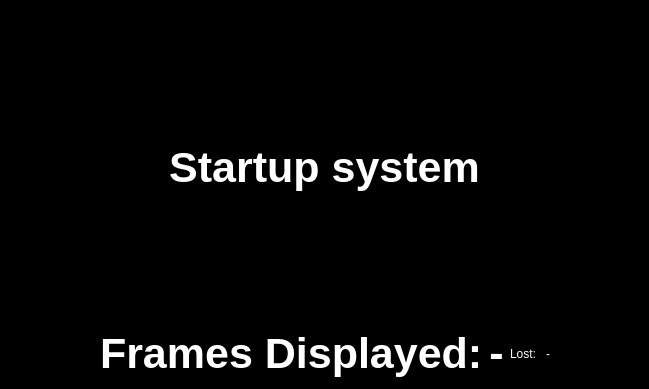
Old version of the form raspi_video_hub/qt-vlc/mainwindow.ui in the repository dostapazov/video_hub.
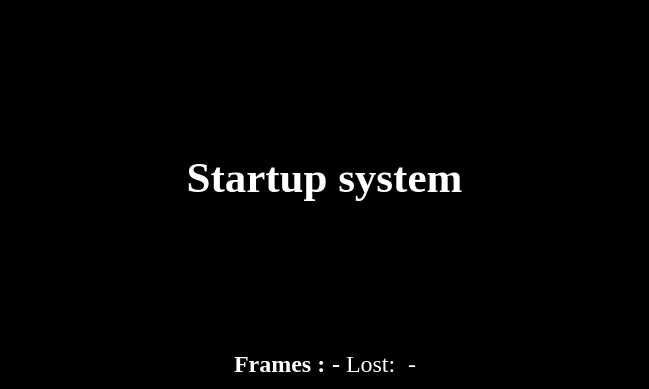
New version of the form.

```diff
--- a/raspi_video_hub/qt-vlc/mainwindow.ui
+++ b/raspi_video_hub/qt-vlc/mainwindow.ui
@@ -40,6 +40,7 @@
       </property>
       <property name="font">
        <font>
+        <family>Liberation Serif</family>
         <pointsize>32</pointsize>
         <italic>false</italic>
         <bold>true</bold>
@@ -84,13 +85,14 @@
         </property>
         <property name="font">
          <font>
-          <pointsize>32</pointsize>
+          <family>Liberation Serif</family>
+          <pointsize>18</pointsize>
           <italic>false</italic>
           <bold>true</bold>
          </font>
         </property>
         <property name="text">
-         <string>Frames Displayed:</string>
+         <string>Frames :</string>
         </property>
        </widget>
       </item>
@@ -98,7 +100,8 @@
        <widget class="QLabel" name="FrameNo">
         <property name="font">
          <font>
-          <pointsize>32</pointsize>
+          <family>Liberation Serif</family>
+          <pointsize>18</pointsize>
           <italic>false</italic>
           <bold>true</bold>
          </font>
@@ -116,6 +119,12 @@
       </item>
       <item>
        <widget class="QLabel" name="label_3">
+        <property name="font">
+         <font>
+          <family>Liberation Serif</family>
+          <pointsize>18</pointsize>
+         </font>
+        </property>
         <property name="text">
          <string>Lost: </string>
         </property>
@@ -123,6 +132,12 @@
       </item>
       <item>
        <widget class="QLabel" name="LostFrames">
+        <property name="font">
+         <font>
+          <family>Liberation Serif</family>
+          <pointsize>18</pointsize>
+         </font>
+        </property>
         <property name="text">
          <string>-</string>
         </property>
```
Left out of the diff: 1 changed line with no effect on the pictures.
